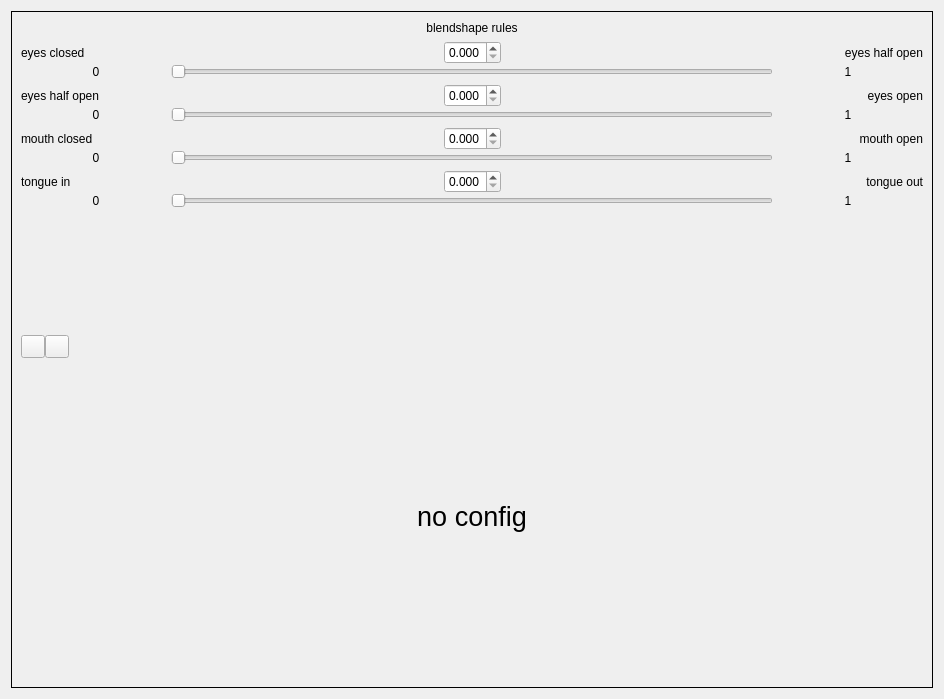
The window that src/ui/settings-dialog/BlendshapeRulesWidget.ui (ashmanix/ashmanix-moveface-obs-plugin) describes before a commit, drawn with Qt 5.
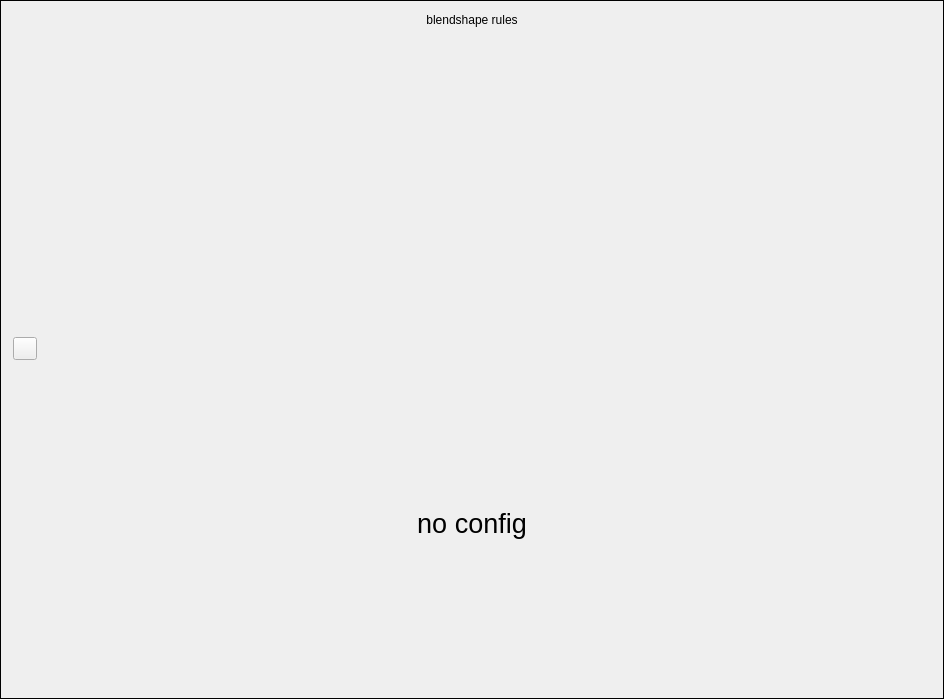
The same window after the commit.

Commit message: Blendshape rules widget added and working

```diff
--- a/src/ui/settings-dialog/BlendshapeRulesWidget.ui
+++ b/src/ui/settings-dialog/BlendshapeRulesWidget.ui
@@ -14,6 +14,18 @@
    <string>Form</string>
   </property>
   <layout class="QVBoxLayout" name="verticalLayout">
+   <property name="leftMargin">
+    <number>0</number>
+   </property>
+   <property name="topMargin">
+    <number>0</number>
+   </property>
+   <property name="rightMargin">
+    <number>0</number>
+   </property>
+   <property name="bottomMargin">
+    <number>0</number>
+   </property>
    <item>
     <widget class="QFrame" name="blenshapeRulesFrame">
      <property name="frameShape">
@@ -23,6 +35,15 @@
       <enum>QFrame::Plain</enum>
      </property>
      <layout class="QVBoxLayout" name="verticalLayout_4">
+      <property name="leftMargin">
+       <number>12</number>
+      </property>
+      <property name="topMargin">
+       <number>12</number>
+      </property>
+      <property name="rightMargin">
+       <number>12</number>
+      </property>
       <property name="bottomMargin">
        <number>12</number>
       </property>
@@ -55,8 +76,8 @@
           <rect>
            <x>0</x>
            <y>0</y>
-           <width>894</width>
-           <height>625</height>
+           <width>918</width>
+           <height>649</height>
           </rect>
          </property>
          <layout class="QVBoxLayout" name="verticalLayout_2">
@@ -94,371 +115,10 @@
               <number>0</number>
              </property>
              <item>
-              <layout class="QHBoxLayout" name="horizontalLayout_12" stretch="1,1,1">
-               <item>
-                <widget class="QLabel" name="eyesClosedControlLabel">
-                 <property name="text">
-                  <string>eyes closed</string>
-                 </property>
-                 <property name="alignment">
-                  <set>Qt::AlignLeading|Qt::AlignLeft|Qt::AlignVCenter</set>
-                 </property>
-                </widget>
-               </item>
-               <item>
-                <widget class="QDoubleSpinBox" name="eyesHalfOpenSpinBox">
-                 <property name="sizePolicy">
-                  <sizepolicy hsizetype="Fixed" vsizetype="Fixed">
-                   <horstretch>0</horstretch>
-                   <verstretch>0</verstretch>
-                  </sizepolicy>
-                 </property>
-                 <property name="decimals">
-                  <number>3</number>
-                 </property>
-                 <property name="maximum">
-                  <double>1.000000000000000</double>
-                 </property>
-                 <property name="singleStep">
-                  <double>0.001000000000000</double>
-                 </property>
-                </widget>
-               </item>
-               <item>
-                <widget class="QLabel" name="eyesHalfOpenControlLabel">
-                 <property name="text">
-                  <string>eyes half open</string>
-                 </property>
-                 <property name="alignment">
-                  <set>Qt::AlignRight|Qt::AlignTrailing|Qt::AlignVCenter</set>
-                 </property>
-                </widget>
-               </item>
-              </layout>
-             </item>
-             <item>
-              <layout class="QHBoxLayout" name="horizontalLayout_16" stretch="2,8,2">
-               <property name="topMargin">
-                <number>0</number>
+              <layout class="QVBoxLayout" name="blendshapeRulesVerticalLayout">
+               <property name="bottomMargin">
+                <number>20</number>
                </property>
-               <item>
-                <widget class="QLabel" name="eyesHalfOpenMinLabel">
-                 <property name="text">
-                  <string>0</string>
-                 </property>
-                 <property name="alignment">
-                  <set>Qt::AlignCenter</set>
-                 </property>
-                </widget>
-               </item>
-               <item>
-                <widget class="QSlider" name="eyesHalfOpenSlider">
-                 <property name="maximum">
-                  <number>1000</number>
-                 </property>
-                 <property name="orientation">
-                  <enum>Qt::Horizontal</enum>
-                 </property>
-                </widget>
-               </item>
-               <item>
-                <widget class="QLabel" name="eyesHalfOpenMaxLabel">
-                 <property name="text">
-                  <string>1</string>
-                 </property>
-                 <property name="alignment">
-                  <set>Qt::AlignCenter</set>
-                 </property>
-                </widget>
-               </item>
-              </layout>
-             </item>
-             <item>
-              <spacer name="verticalSpacer_3">
-               <property name="orientation">
-                <enum>Qt::Vertical</enum>
-               </property>
-               <property name="sizeType">
-                <enum>QSizePolicy::Fixed</enum>
-               </property>
-               <property name="sizeHint" stdset="0">
-                <size>
-                 <width>20</width>
-                 <height>5</height>
-                </size>
-               </property>
-              </spacer>
-             </item>
-             <item>
-              <layout class="QHBoxLayout" name="horizontalLayout_13" stretch="1,1,1">
-               <property name="topMargin">
-                <number>0</number>
-               </property>
-               <item>
-                <widget class="QLabel" name="eyesHalfOpen2ControlLabel">
-                 <property name="text">
-                  <string>eyes half open</string>
-                 </property>
-                 <property name="alignment">
-                  <set>Qt::AlignLeading|Qt::AlignLeft|Qt::AlignVCenter</set>
-                 </property>
-                </widget>
-               </item>
-               <item>
-                <widget class="QDoubleSpinBox" name="eyesOpenSpinBox">
-                 <property name="sizePolicy">
-                  <sizepolicy hsizetype="Fixed" vsizetype="Fixed">
-                   <horstretch>0</horstretch>
-                   <verstretch>0</verstretch>
-                  </sizepolicy>
-                 </property>
-                 <property name="decimals">
-                  <number>3</number>
-                 </property>
-                 <property name="maximum">
-                  <double>1.000000000000000</double>
-                 </property>
-                 <property name="singleStep">
-                  <double>0.001000000000000</double>
-                 </property>
-                </widget>
-               </item>
-               <item>
-                <widget class="QLabel" name="eyesOpenControlLabel">
-                 <property name="text">
-                  <string>eyes open</string>
-                 </property>
-                 <property name="alignment">
-                  <set>Qt::AlignRight|Qt::AlignTrailing|Qt::AlignVCenter</set>
-                 </property>
-                </widget>
-               </item>
-              </layout>
-             </item>
-             <item>
-              <layout class="QHBoxLayout" name="horizontalLayout_17" stretch="2,8,2">
-               <property name="topMargin">
-                <number>0</number>
-               </property>
-               <item>
-                <widget class="QLabel" name="eyesOpenMinLabel">
-                 <property name="text">
-                  <string>0</string>
-                 </property>
-                 <property name="alignment">
-                  <set>Qt::AlignCenter</set>
-                 </property>
-                </widget>
-               </item>
-               <item>
-                <widget class="QSlider" name="eyesOpenSlider">
-                 <property name="maximum">
-                  <number>1000</number>
-                 </property>
-                 <property name="orientation">
-                  <enum>Qt::Horizontal</enum>
-                 </property>
-                </widget>
-               </item>
-               <item>
-                <widget class="QLabel" name="eyesOpenMaxLabel">
-                 <property name="text">
-                  <string>1</string>
-                 </property>
-                 <property name="alignment">
-                  <set>Qt::AlignCenter</set>
-                 </property>
-                </widget>
-               </item>
-              </layout>
-             </item>
-             <item>
-              <spacer name="verticalSpacer_4">
-               <property name="orientation">
-                <enum>Qt::Vertical</enum>
-               </property>
-               <property name="sizeType">
-                <enum>QSizePolicy::Fixed</enum>
-               </property>
-               <property name="sizeHint" stdset="0">
-                <size>
-                 <width>20</width>
-                 <height>5</height>
-                </size>
-               </property>
-              </spacer>
-             </item>
-             <item>
-              <layout class="QHBoxLayout" name="horizontalLayout_14" stretch="2,8,2">
-               <item>
-                <widget class="QLabel" name="mouthClosedControlLabel">
-                 <property name="text">
-                  <string>mouth closed</string>
-                 </property>
-                 <property name="alignment">
-                  <set>Qt::AlignLeading|Qt::AlignLeft|Qt::AlignVCenter</set>
-                 </property>
-                </widget>
-               </item>
-               <item>
-                <widget class="QDoubleSpinBox" name="mouthOpenSpinBox">
-                 <property name="sizePolicy">
-                  <sizepolicy hsizetype="Fixed" vsizetype="Fixed">
-                   <horstretch>0</horstretch>
-                   <verstretch>0</verstretch>
-                  </sizepolicy>
-                 </property>
-                 <property name="decimals">
-                  <number>3</number>
-                 </property>
-                 <property name="maximum">
-                  <double>1.000000000000000</double>
-                 </property>
-                 <property name="singleStep">
-                  <double>0.001000000000000</double>
-                 </property>
-                </widget>
-               </item>
-               <item>
-                <widget class="QLabel" name="mouthOpenControlLabel">
-                 <property name="text">
-                  <string>mouth open</string>
-                 </property>
-                 <property name="alignment">
-                  <set>Qt::AlignRight|Qt::AlignTrailing|Qt::AlignVCenter</set>
-                 </property>
-                </widget>
-               </item>
-              </layout>
-             </item>
-             <item>
-              <layout class="QHBoxLayout" name="horizontalLayout_11" stretch="2,8,2">
-               <property name="topMargin">
-                <number>0</number>
-               </property>
-               <item>
-                <widget class="QLabel" name="label_2">
-                 <property name="text">
-                  <string>0</string>
-                 </property>
-                 <property name="alignment">
-                  <set>Qt::AlignCenter</set>
-                 </property>
-                </widget>
-               </item>
-               <item>
-                <widget class="QSlider" name="mouthOpenSlider">
-                 <property name="maximum">
-                  <number>1000</number>
-                 </property>
-                 <property name="orientation">
-                  <enum>Qt::Horizontal</enum>
-                 </property>
-                </widget>
-               </item>
-               <item>
-                <widget class="QLabel" name="label_3">
-                 <property name="text">
-                  <string>1</string>
-                 </property>
-                 <property name="alignment">
-                  <set>Qt::AlignCenter</set>
-                 </property>
-                </widget>
-               </item>
-              </layout>
-             </item>
-             <item>
-              <spacer name="verticalSpacer_5">
-               <property name="orientation">
-                <enum>Qt::Vertical</enum>
-               </property>
-               <property name="sizeType">
-                <enum>QSizePolicy::Fixed</enum>
-               </property>
-               <property name="sizeHint" stdset="0">
-                <size>
-                 <width>20</width>
-                 <height>5</height>
-                </size>
-               </property>
-              </spacer>
-             </item>
-             <item>
-              <layout class="QHBoxLayout" name="horizontalLayout_15" stretch="1,1,1">
-               <item>
-                <widget class="QLabel" name="tongueInControlLabel">
-                 <property name="text">
-                  <string>tongue in</string>
-                 </property>
-                </widget>
-               </item>
-               <item>
-                <widget class="QDoubleSpinBox" name="tongueOutSpinBox">
-                 <property name="sizePolicy">
-                  <sizepolicy hsizetype="Fixed" vsizetype="Fixed">
-                   <horstretch>0</horstretch>
-                   <verstretch>0</verstretch>
-                  </sizepolicy>
-                 </property>
-                 <property name="decimals">
-                  <number>3</number>
-                 </property>
-                 <property name="maximum">
-                  <double>1.000000000000000</double>
-                 </property>
-                 <property name="singleStep">
-                  <double>0.001000000000000</double>
-                 </property>
-                </widget>
-               </item>
-               <item>
-                <widget class="QLabel" name="tongueOutControlLabel">
-                 <property name="text">
-                  <string>tongue out</string>
-                 </property>
-                 <property name="alignment">
-                  <set>Qt::AlignRight|Qt::AlignTrailing|Qt::AlignVCenter</set>
-                 </property>
-                </widget>
-               </item>
-              </layout>
-             </item>
-             <item>
-              <layout class="QHBoxLayout" name="horizontalLayout_19" stretch="2,8,2">
-               <property name="topMargin">
-                <number>0</number>
-               </property>
-               <item>
-                <widget class="QLabel" name="label_7">
-                 <property name="text">
-                  <string>0</string>
-                 </property>
-                 <property name="alignment">
-                  <set>Qt::AlignCenter</set>
-                 </property>
-                </widget>
-               </item>
-               <item>
-                <widget class="QSlider" name="tongueOutSlider">
-                 <property name="maximum">
-                  <number>1000</number>
-                 </property>
-                 <property name="orientation">
-                  <enum>Qt::Horizontal</enum>
-                 </property>
-                </widget>
-               </item>
-               <item>
-                <widget class="QLabel" name="label_8">
-                 <property name="text">
-                  <string>1</string>
-                 </property>
-                 <property name="alignment">
-                  <set>Qt::AlignCenter</set>
-                 </property>
-                </widget>
-               </item>
               </layout>
              </item>
              <item>
@@ -489,13 +149,6 @@
                  </property>
                 </widget>
                </item>
-               <item>
-                <widget class="QToolButton" name="deleteBlendshapeRuleToolButton">
-                 <property name="text">
-                  <string/>
-                 </property>
-                </widget>
-               </item>
                <item>
                 <spacer name="horizontalSpacer_2">
                  <property name="orientation">
```
The commit also changes 30 other files.
